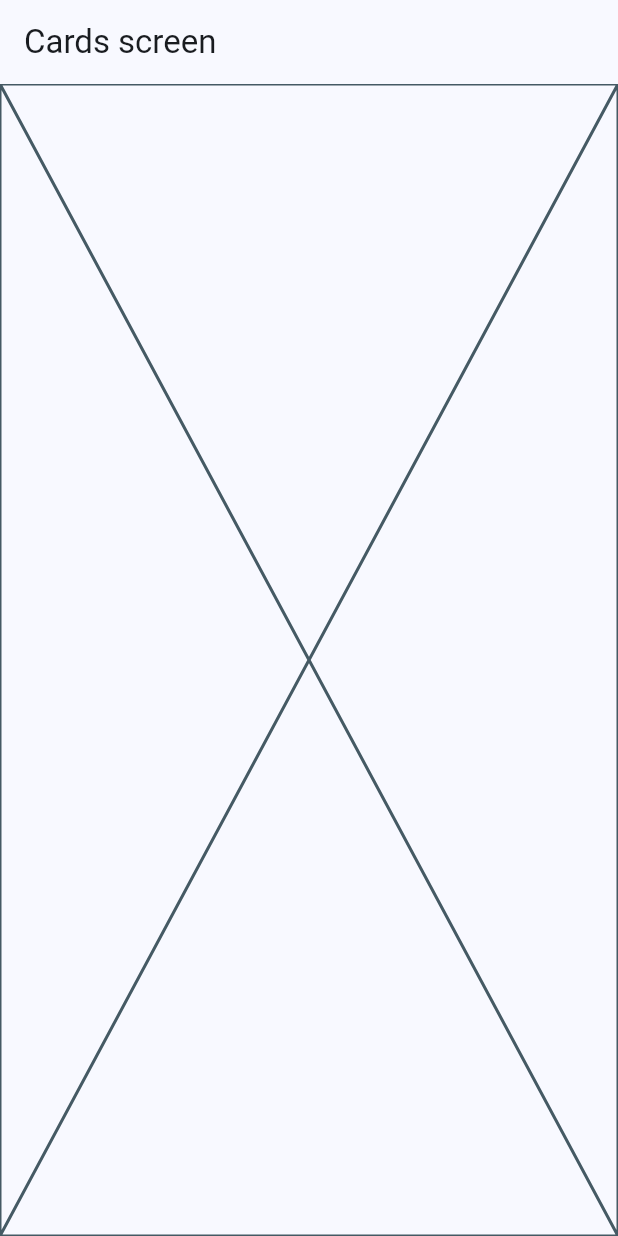
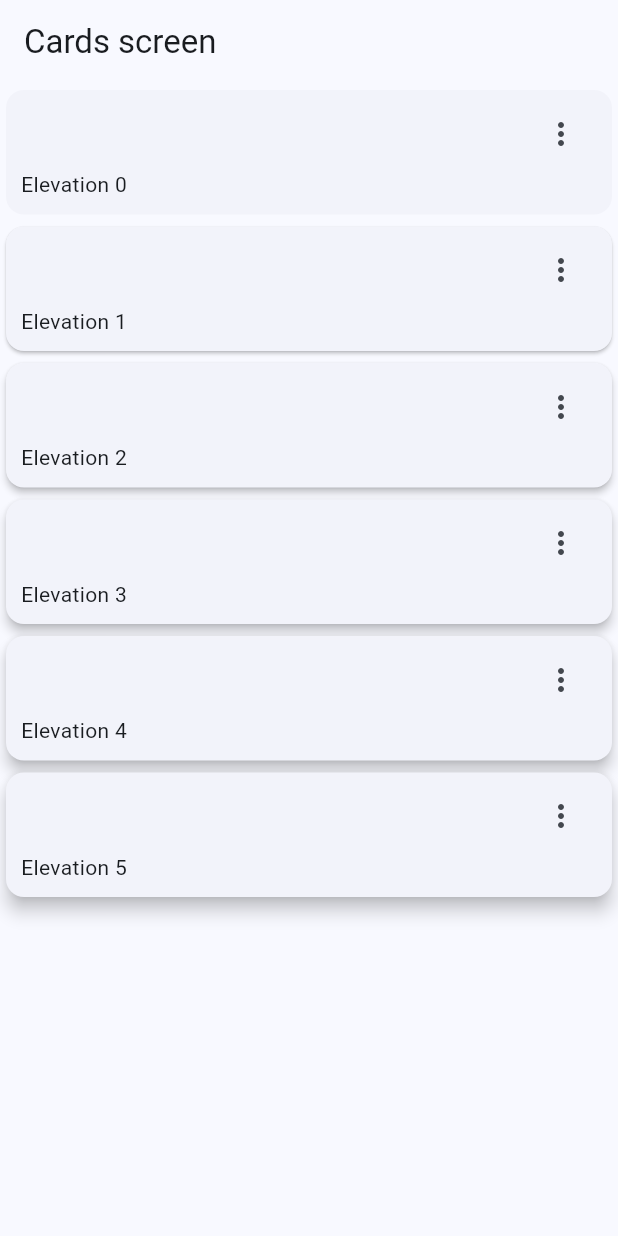
Before and after one commit to eserdeiro/widgets_app, a Flutter app: the CardsScreen screen opened by its route, on a phone screen of 412 x 824 dp. Run offline on Flutter 3.47's test engine with Material 2 defaults, Android fonts, the phone set to English and light mode, and no system bars; our stand-ins replace go_router.

Commit message:
commit to save changes, cards screen impl

```diff
--- a/lib/presentation/screens/cards/cards_screen.dart
+++ b/lib/presentation/screens/cards/cards_screen.dart
@@ -1,4 +1,13 @@
 import 'package:flutter/material.dart';
+
+const cards = <Map<String,dynamic>> [
+{'elevation' : 0.0, 'label' : 'Elevation 0'},
+{'elevation' : 1.0, 'label' : 'Elevation 1'},
+{'elevation' : 2.0, 'label' : 'Elevation 2'},
+{'elevation' : 3.0, 'label' : 'Elevation 3'},
+{'elevation' : 4.0, 'label' : 'Elevation 4'},
+{'elevation' : 5.0, 'label' : 'Elevation 5'}
+];
 
 class CardsScreen extends StatelessWidget {
 
@@ -10,9 +19,58 @@ class CardsScreen extends StatelessWidget {
   Widget build(BuildContext context) {
     return  Scaffold(
       appBar: AppBar(
-        title: Text('Cards screen'),
+        title: const Text('Cards screen'),
       ),
-      body: Placeholder(),
+      body: const _CardsView(),
     );
   }
 }
+
+class _CardsView extends StatelessWidget {
+  const _CardsView();
+
+  @override
+  Widget build(BuildContext context) {
+    return SingleChildScrollView(
+      child: Column(
+        children: [
+          ...cards.map((card) => _CardType1(label: card['label'], elevation: card['elevation'])),
+              // ...cards.map((card) => _CardType1(label: card['label'], elevation: card['elevation']))
+        ],
+      ),
+    );
+  }
+}
+
+class _CardType1 extends StatelessWidget {
+
+final String label;
+final double elevation;
+
+
+  const _CardType1({
+    required this.label,
+    required this.elevation});
+
+  @override
+  Widget build(BuildContext context) {
+    return Card(
+      elevation: elevation,
+      child: Padding(
+        padding: const EdgeInsets.fromLTRB(10, 5, 10, 10),
+        child: Column(children: [
+          Align(
+              alignment: Alignment.topRight,
+              child: IconButton(
+                  icon: const Icon(Icons.more_vert_outlined),
+                  onPressed: () {})),
+          Align(
+            alignment: Alignment.bottomLeft,
+            child: Text(label),
+          )
+        ]),
+      ),
+
+    );
+  }
+}
```
